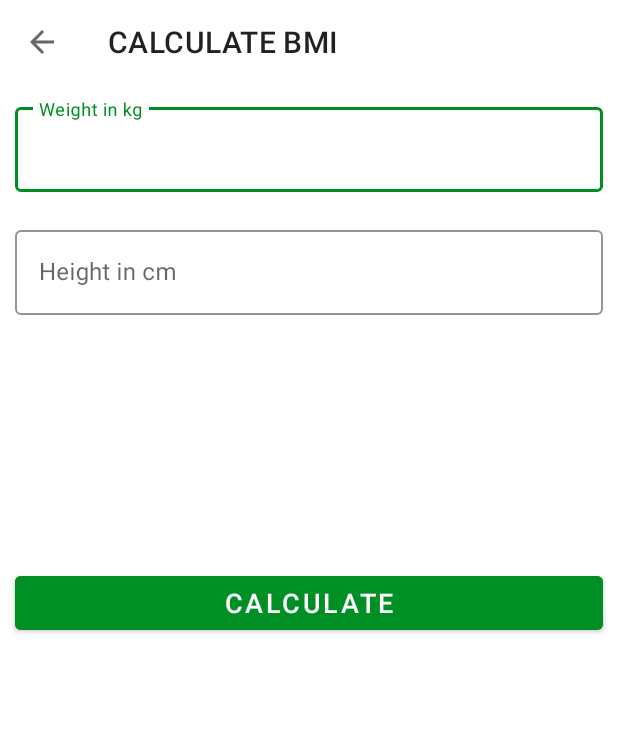
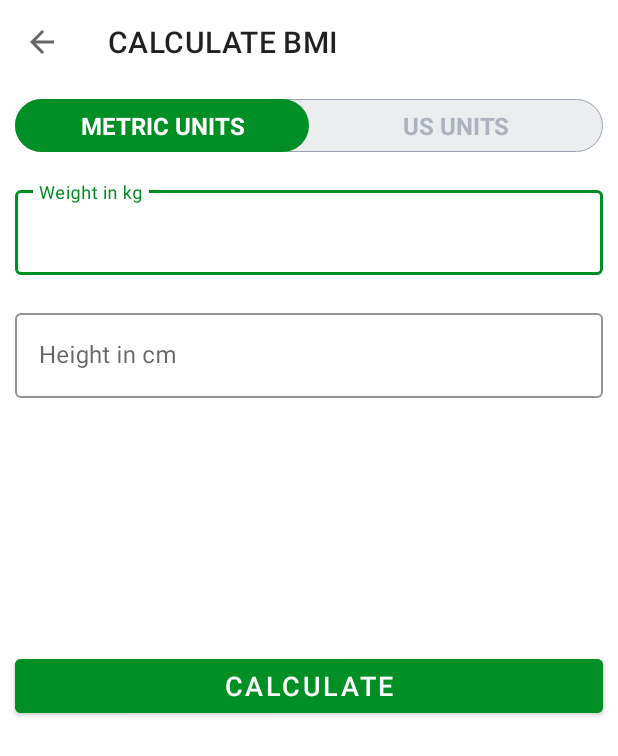
Before and after one commit to okravi/7min-worki, an Android app: the BMIActivity screen opened directly, with no data from a screen before it, on a phone screen of 412 x 824 dp. Shown: the top 756 px of the screen. Run offline under Robolectric (Android 15) with nearby library versions, the phone set to English and light mode, and no system bars.

Commit message:
progress update

```diff
--- /dev/null
+++ b/app/src/main/res/drawable/drawable_radio_group_tab_background.xml
@@ -0,0 +1,13 @@
+<?xml version="1.0" encoding="utf-8"?>
+
+<shape xmlns:android="http://schemas.android.com/apk/res/android"
+    android:shape="rectangle">
+
+    <solid android:color="#ECEDEF" />
+
+    <stroke
+        android:width="0.5dp"
+        android:color="#9AA2AF" />
+
+    <corners android:radius="30dp" />
+</shape>
--- /dev/null
+++ b/app/src/main/res/drawable/drawable_units_tab_text_color_selector.xml
@@ -0,0 +1,8 @@
+<?xml version="1.0" encoding="utf-8"?>
+
+<selector xmlns:android="http://schemas.android.com/apk/res/android">
+
+    <item android:color="#FFFFFF" android:state_checked="true" />
+
+    <item android:color="#ADB3BE" android:state_checked="false" />
+</selector>
--- a/app/src/main/res/layout/activity_bmi.xml
+++ b/app/src/main/res/layout/activity_bmi.xml
@@ -13,8 +13,46 @@
         android:background="@color/white"
         />
 
+    <RadioGroup
+        android:id="@+id/rgUnits"
+        android:layout_width="match_parent"
+        android:layout_height="wrap_content"
+        android:layout_below="@id/toolbar_bmi_activity"
+        android:layout_margin="10dp"
+        android:background="@drawable/drawable_radio_group_tab_background"
+        android:orientation="horizontal">
+
+        <RadioButton
+            android:id="@+id/rbMetricUnits"
+            android:layout_width="0dp"
+            android:layout_height="35dp"
+            android:layout_weight="0.50"
+            android:background="@drawable/drawable_units_tab_selector"
+            android:button="@null"
+            android:checked="true"
+            android:gravity="center"
+            android:text="METRIC UNITS"
+            android:textColor="@drawable/drawable_units_tab_text_color_selector"
+            android:textSize="16sp"
+            android:textStyle="bold" />
+
+        <RadioButton
+            android:id="@+id/rbUsUnits"
+            android:layout_width="0dp"
+            android:layout_height="35dp"
+            android:layout_weight="0.50"
+            android:background="@drawable/drawable_units_tab_selector"
+            android:button="@null"
+            android:checked="false"
+            android:gravity="center"
+            android:text="US UNITS"
+            android:textColor="@drawable/drawable_units_tab_text_color_selector"
+            android:textSize="16sp"
+            android:textStyle="bold" />
+    </RadioGroup>
+
     <com.google.android.material.textfield.TextInputLayout
-        android:layout_below="@+id/toolbar_bmi_activity"
+        android:layout_below="@+id/rgUnits"
         android:id="@+id/tilMetricUnitWeight"
         android:layout_width="match_parent"
         android:layout_height="wrap_content"
```
